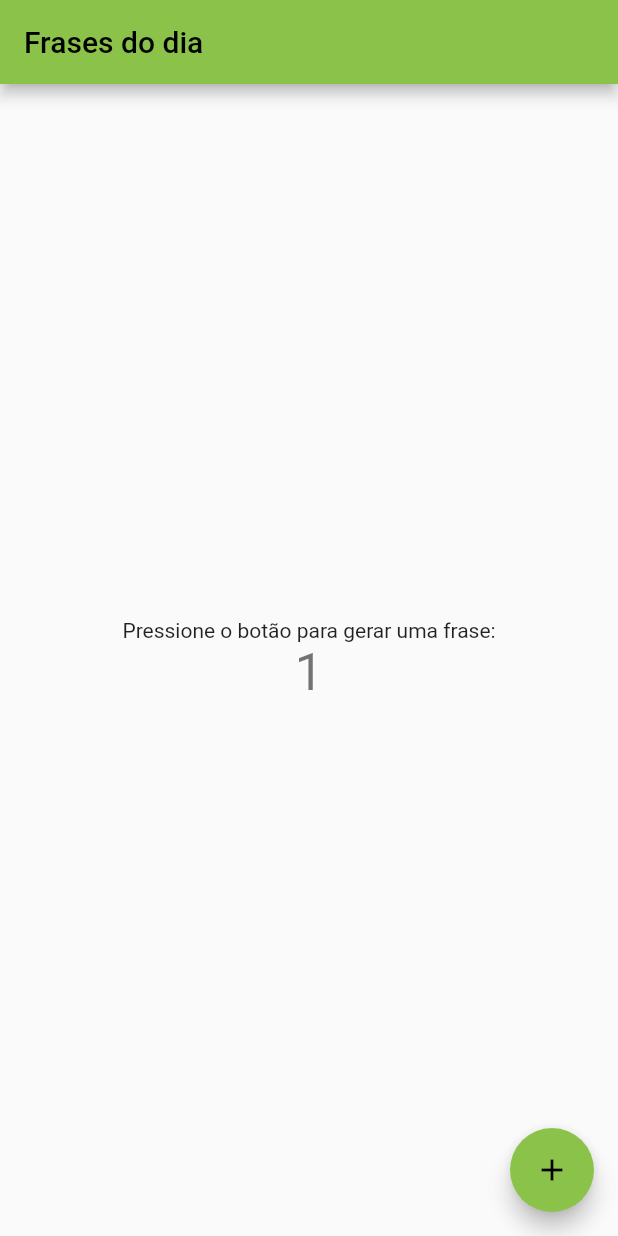
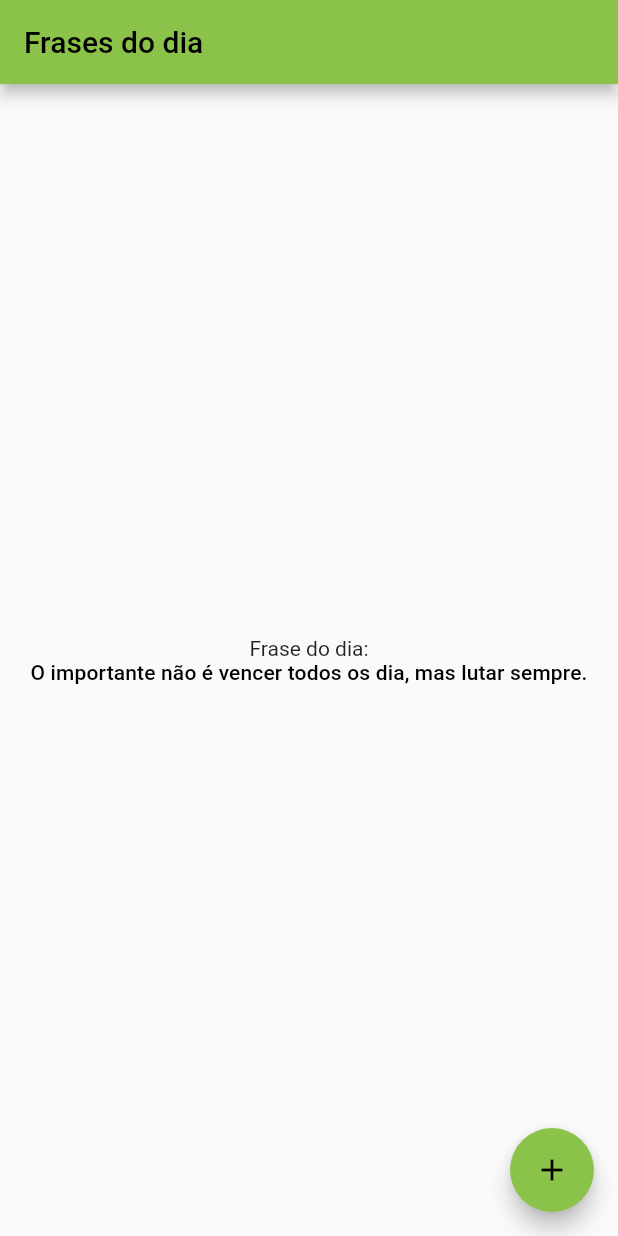
Before and after one commit to Cristianoaf81GIT/primeiro_app_flutter, a Flutter app: the screen it shows after launch, after a tap on the "add" icon, on a phone screen of 412 x 824 dp. Run offline on Flutter 3.47's test engine with Material 2 defaults, Android fonts, the phone set to English and light mode, and no system bars.

Commit message:
aula(5): app de frases aleatórias

```diff
--- a/lib/main.dart
+++ b/lib/main.dart
@@ -1,3 +1,5 @@
+import 'dart:math';
+
 import 'package:flutter/material.dart';
 
 void main() {
@@ -29,11 +31,17 @@ class MyHomePage extends StatefulWidget {
 }
 
 class _MyHomePageState extends State<MyHomePage> {
-  int _counter = 0;
+  int _numeroAleatorio = 0;
+  List _frases = [
+    'O importante não é vencer todos os dia, mas lutar sempre.',
+    'É melhor conquistar a si mesmo do vencer mil batalhas.',
+    'O medo de perder tira a vontade de ganhar.',
+    'Perder para a razão, sempre é ganhar'
+  ];
 
   void _incrementCounter() {
     setState(() {
-      _counter++;
+      _numeroAleatorio = Random().nextInt(4);
     });
   }
 
@@ -48,20 +56,19 @@ class _MyHomePageState extends State<MyHomePage> {
           mainAxisAlignment: MainAxisAlignment.center,
           children: <Widget>[
             const Text(
-              'Pressione o botão para gerar uma frase:',
+              'Frase do dia:',
             ),
             Text(
-              '$_counter',
-              style: Theme.of(context).textTheme.headline4,
+              _frases[_numeroAleatorio],
+              style: Theme.of(context).textTheme.subtitle2,
             ),
           ],
         ),
       ),
       floatingActionButton: FloatingActionButton(
-        onPressed: _incrementCounter,
-        tooltip: 'Increment',
-        child: const Icon(Icons.add),
-      ),
+          onPressed: _incrementCounter,
+          tooltip: 'Increment',
+          child: const Icon(Icons.add)),
     );
   }
 }
```
